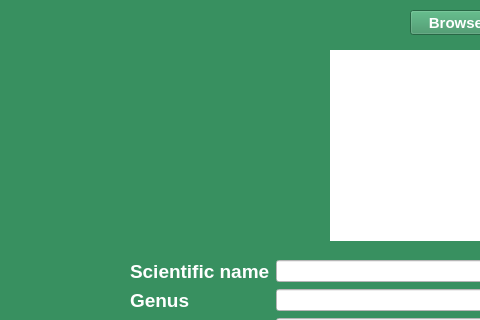
Rabsoninnora/RoseGardenPlantCareSystem, file addplant.ui: the form before one commit; both pictures show x 0 to 480 and y 0 to 320 of the 797 by 709 pixel window.
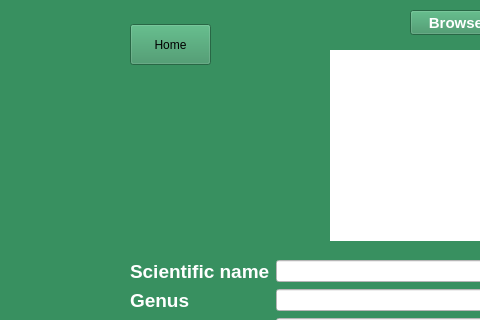
The form after the commit.

Commit message: I have modified the system ui

Patch:
```diff
--- a/addplant.ui
+++ b/addplant.ui
@@ -303,6 +303,19 @@
     <string/>
    </property>
   </widget>
+  <widget class="QPushButton" name="pushButton_btn_home">
+   <property name="geometry">
+    <rect>
+     <x>130</x>
+     <y>24</y>
+     <width>81</width>
+     <height>41</height>
+    </rect>
+   </property>
+   <property name="text">
+    <string>Home</string>
+   </property>
+  </widget>
  </widget>
  <resources/>
  <connections/>
```
The commit also changes 4 other files.
